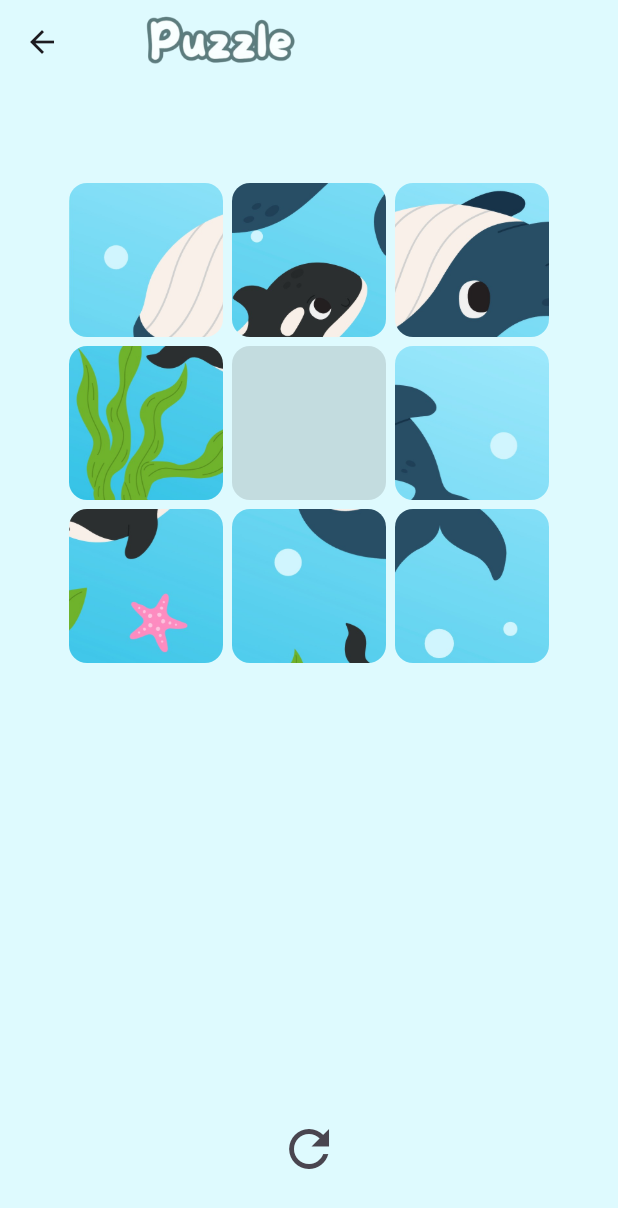
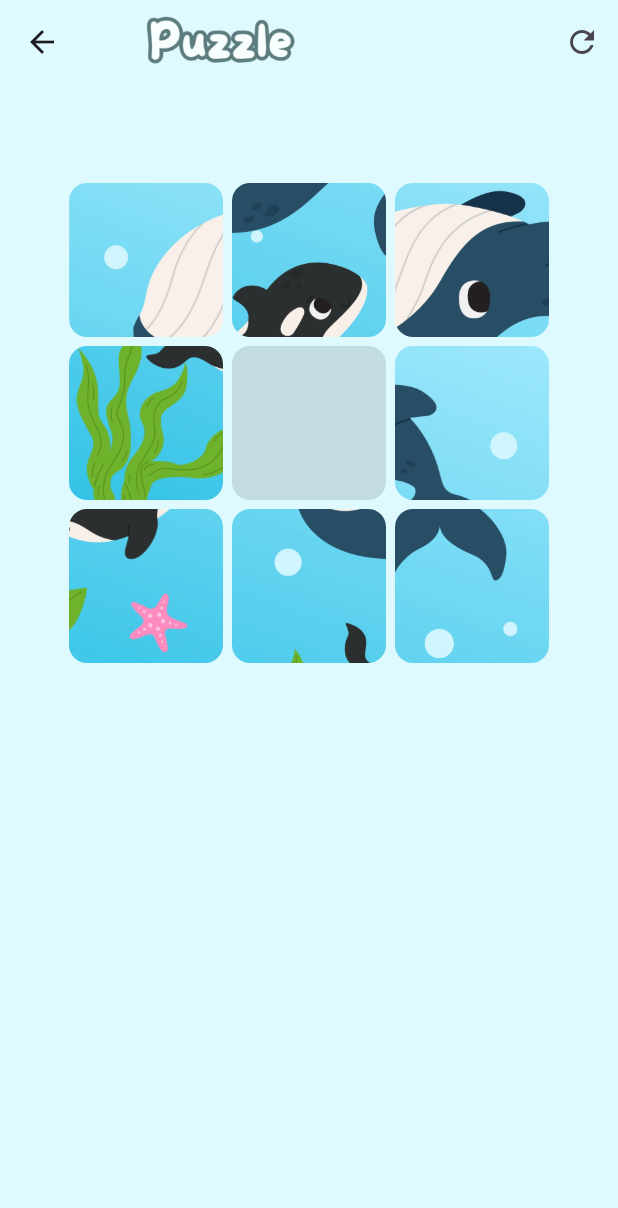
Before and after one commit to tsvetadzh/SuniPal, a Flutter app: the PuzzleGame screen opened directly, after a tap on the "refresh" icon, on a phone screen of 412 x 824 dp. Shown: the top 1208 px of the screen. Run offline on Flutter 3.47's test engine with Material 3 defaults, Android fonts, the phone set to English and light mode, and no system bars; our stand-ins replace just_audio.

Commit message:
Fixed spacing and differences in puzzle page

```diff
--- a/suni_pal_app/lib/pages/puzzle_game.dart
+++ b/suni_pal_app/lib/pages/puzzle_game.dart
@@ -109,6 +109,16 @@ class _PuzzleGameState extends State<PuzzleGame> {
           'assets/images/page_titles/puzzle.png',
           height: 60,
         ),
+        actions: [
+          IconButton(
+            icon: const Icon(Icons.refresh),
+            onPressed: () {
+              setState(() {
+                initPuzzle();
+              });
+            },
+          ),
+        ],
       ),
       body: Center(
         child: Padding(
@@ -117,8 +127,10 @@ class _PuzzleGameState extends State<PuzzleGame> {
             children: [
               const SizedBox(height: 20),
 
-              Expanded(
+              Flexible(
+                flex: 2,
                 child: GridView.builder(
+                  shrinkWrap: true,
                   padding: const EdgeInsets.all(16),
                   itemCount: tiles.length,
                   gridDelegate: const SliverGridDelegateWithFixedCrossAxisCount(
@@ -150,18 +162,18 @@ class _PuzzleGameState extends State<PuzzleGame> {
                 ),
               ),
               const SizedBox(height: 16),
-              IconButton(
+              if (_isSolved)
+                Padding(
+                  padding: const EdgeInsets.only(top: 10),
+                  child: IconButton(
                     iconSize: 40,
-                icon: Icon(_isSolved ? Icons.arrow_forward : Icons.refresh),
+                    icon: const Icon(Icons.arrow_forward),
                     onPressed: () {
                       setState(() {
-                    if (_isSolved) {
                         nextPuzzle();
-                    } else {
-                      initPuzzle();
-                    }
                       });
                     },
+                  ),
                 ),
             ],
           ),
```
Lines whose indentation alone changed are shown as unchanged.
